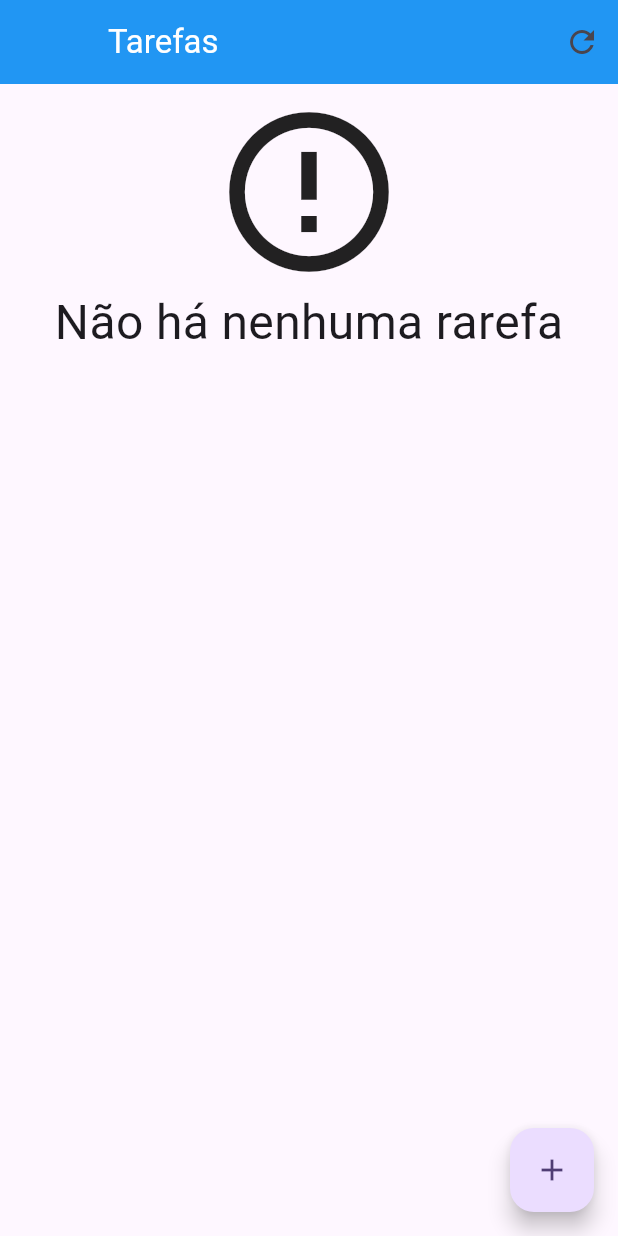
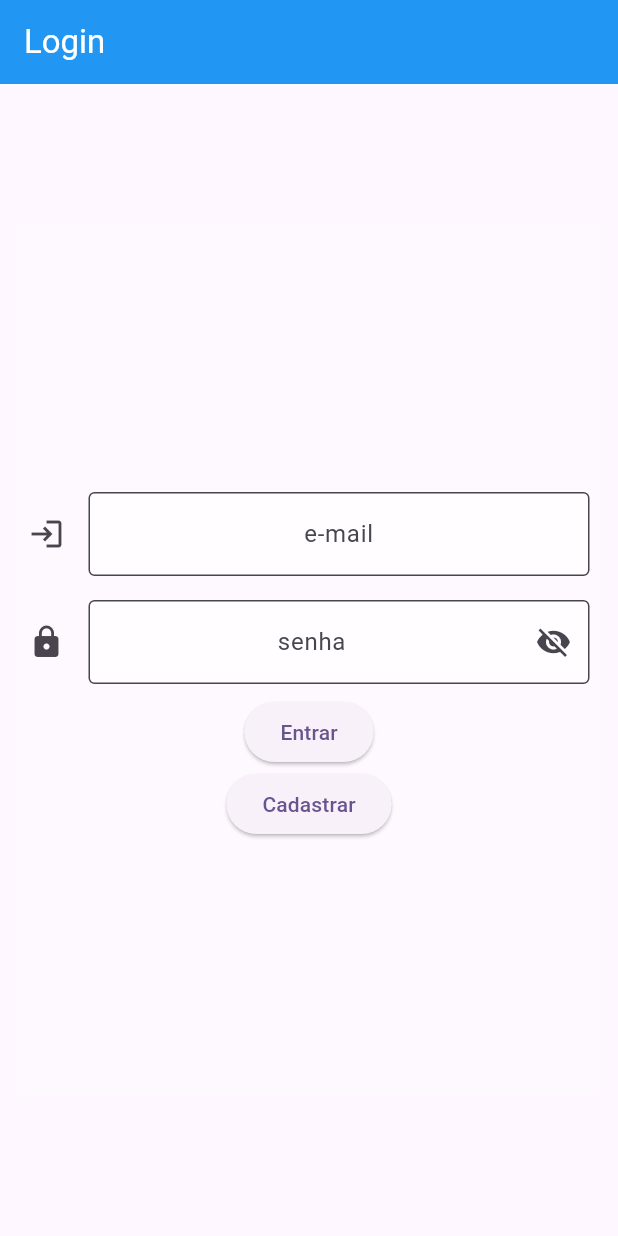
Before and after one commit to andreazevedoluiz/projeto_final_mobile, a Flutter app: the screen it shows after launch, on a phone screen of 412 x 824 dp. Run offline on Flutter 3.47's test engine with Material 2 defaults, Android fonts, the phone set to English and light mode, and no system bars; our stand-ins replace sqflite; accounts and stored records are empty.

Commit message:
login screen

```diff
--- a/projeto_final_mobile/lib/main.dart
+++ b/projeto_final_mobile/lib/main.dart
@@ -1,6 +1,7 @@
 import 'package:flutter/material.dart';
 import 'package:projeto_final_mobile/data/task_inherited.dart';
 import 'package:projeto_final_mobile/screens/initial_screen.dart';
+import 'package:projeto_final_mobile/screens/login_screen.dart';
 
 void main() {
   runApp(const MyApp());
@@ -18,7 +19,7 @@ class MyApp extends StatelessWidget {
         colorScheme: ColorScheme.fromSeed(seedColor: Colors.deepPurple),
         useMaterial3: true,
       ),
-      home: TaskInherited(child: const InitialScreen()),
+      home: LoginScreen() //TaskInherited(child: const InitialScreen()),
     );
   }
 }
--- /dev/null
+++ b/projeto_final_mobile/lib/screens/login_screen.dart
@@ -0,0 +1,119 @@
+import 'package:flutter/material.dart';
+
+class LoginScreen extends StatefulWidget {
+  const LoginScreen({super.key});
+
+  @override
+  State<LoginScreen> createState() => _MyWidgetState();
+}
+
+class _MyWidgetState extends State<LoginScreen> {
+  TextEditingController emailController = TextEditingController();
+  TextEditingController password = TextEditingController();
+  bool valueValidator(String? value) {
+    if (value != null && value.isEmpty) {
+      return true;
+    }
+    return false;
+  }
+  bool _showPassaword = false;
+
+  @override
+  Widget build(BuildContext context) {
+    return Scaffold(
+      appBar: AppBar(
+        backgroundColor: Colors.blue,
+        title: const Text("Login", style: TextStyle(color: Colors.white)),
+      ),
+      body: Center(
+        child: SingleChildScrollView(
+          child: SingleChildScrollView(
+            child: Container(
+              height: 580,
+              width: 390,
+              decoration: BoxDecoration(
+                color: Colors.white10,
+                //borderRadius: BorderRadius.circular(12),
+                //border: Border.all(width: 3),
+              ),
+              child: Column(
+                mainAxisAlignment: MainAxisAlignment.center,
+                children: [
+                  Padding(
+                    padding: const EdgeInsets.all(8.0),
+                    child: TextFormField(
+                      onChanged: (text){
+                        setState(() {
+                        });
+                      } ,
+                      validator: (String? value) {
+                        if (valueValidator(value)) {
+                          return 'Insira o e-mail!';
+                        }
+                        return null;
+                      },
+                      keyboardType: TextInputType.emailAddress,
+                      controller: emailController,
+                      textAlign: TextAlign.center,
+                      decoration: InputDecoration(
+                          icon: Icon(Icons.login_outlined),
+                          border: OutlineInputBorder(),
+                          hintText: 'e-mail',
+                          fillColor: Colors.white70,
+                          filled: true),
+                    ),
+                  ),
+                  Padding(
+                    padding: const EdgeInsets.all(8.0),
+                    child: TextFormField(
+                      validator: (String? value) {
+                        if (valueValidator(value)) {
+                          return 'Insira a senha!';
+                        }
+                        return null;
+                      },
+                      keyboardType: TextInputType.visiblePassword,
+                      controller: password,
+                      textAlign: TextAlign.center,
+                      decoration: InputDecoration(
+                        icon: Icon(Icons.lock),
+                        border: OutlineInputBorder(),
+                        hintText: 'senha',
+                        fillColor: Colors.white70,
+                        filled: true,
+                        suffixIcon: GestureDetector(
+                            child: Icon(
+                              _showPassaword == false
+                                  ? Icons.visibility_off
+                                  : Icons.visibility,
+                            ),
+                            onTap: () {
+                              setState(() {
+                                _showPassaword = !_showPassaword;
+                              });
+                            }),
+                      ),
+                      obscureText: _showPassaword == false ? true : false,
+                    ),
+                  ),
+                  Column(
+                    children: [
+                      ElevatedButton(
+                        onPressed: () {},
+                        child: Text('Entrar'),
+                      ),
+                      ElevatedButton(
+                        onPressed: () {},
+                        child: Text('Cadastrar'),
+                      ),
+                    ],
+                  ),
+                ],
+              ),
+            ),
+          ),
+        ),
+      ),
+    );
+  }
+}
--- a/projeto_final_mobile/pubspec.yaml
+++ b/projeto_final_mobile/pubspec.yaml
@@ -37,6 +37,9 @@ dependencies:
   # Use with the CupertinoIcons class for iOS style icons.
   cupertino_icons: ^1.0.2
   sqflite: ^2.3.0
+  http: ^1.1.0
+  get: ^4.6.6
+
 
 
 
```
Also changed, not shown: projeto_final_mobile/pubspec.lock.
